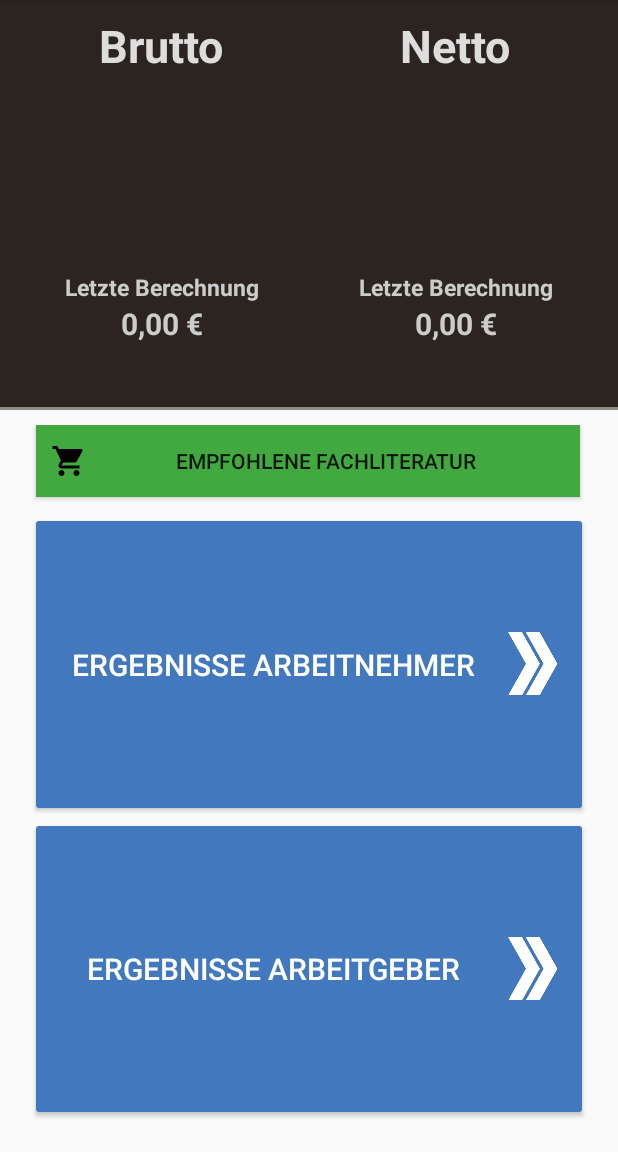
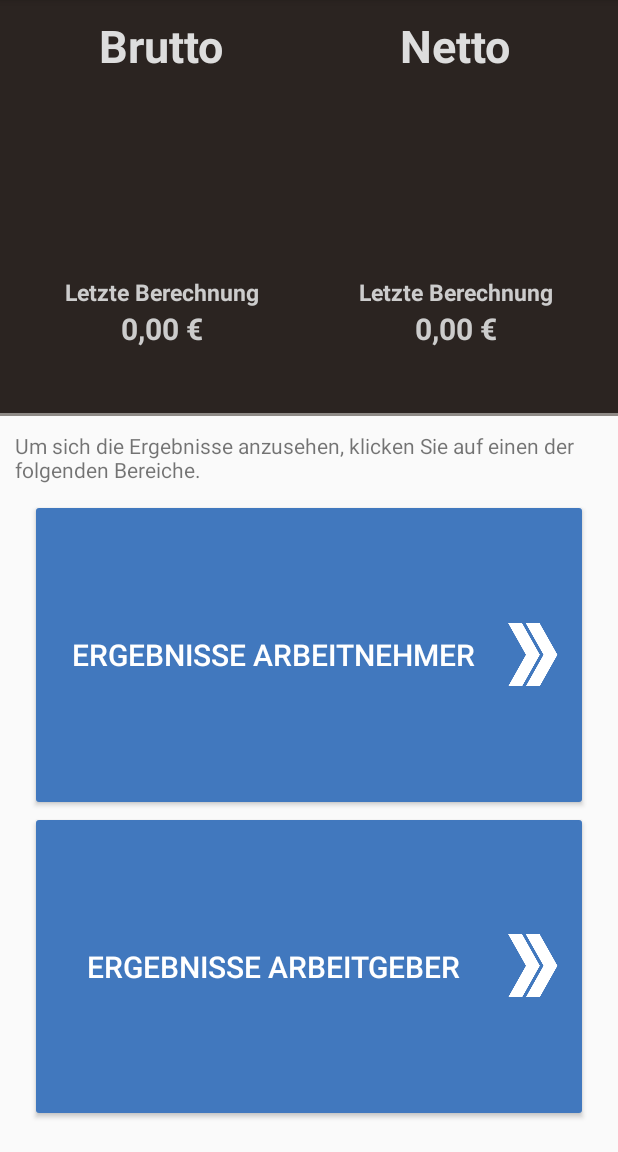
Before and after one commit to robertlange81/Profilohn, an Android app: the ResultHomeFragment screen opened directly, with no data from a screen before it, on a phone screen of 412 x 824 dp, the part 84-1236 px from its top. Run offline under Robolectric (Android 15) with nearby library versions, the phone set to English and light mode, and no system bars; network calls fail; 24 statements that could not run were skipped.

Commit message:
Revert "Beginne Implementierung Werbung - Problem Androidx"
This reverts commit 6e191e02856b8ded73c86f783508d0cdf97589d6.

```diff
--- a/app/build.gradle
+++ b/app/build.gradle
@@ -28,5 +28,4 @@ dependencies {
     implementation  'com.android.support:support-v4:26.0.2'
     implementation  'com.squareup.retrofit2:retrofit:2.0.0-beta4'
     implementation  'com.squareup.retrofit2:converter-gson:2.0.0-beta4'
-    implementation 'com.google.android.gms:play-services-ads:18.3.0'
 }
--- a/app/src/main/AndroidManifest.xml
+++ b/app/src/main/AndroidManifest.xml
@@ -11,10 +11,6 @@
         android:label="@string/app_name"
         android:supportsRtl="true"
         android:theme="@style/AppTheme">
-        <!-- Sample AdMob App ID: ca-app-pub-3940256099942544~3347511713 -->
-        <meta-data
-            android:name="com.google.android.gms.ads.APPLICATION_ID"
-            android:value="ca-app-pub-4833378974569102~2271795536"/>
         <activity
             android:screenOrientation="portrait"
             android:windowSoftInputMode="adjustPan"
--- a/app/src/main/java/com/profilohn/Fragments/ResultHomeFragment.java
+++ b/app/src/main/java/com/profilohn/Fragments/ResultHomeFragment.java
@@ -1,8 +1,6 @@
 package com.profilohn.Fragments;
 
-import android.content.Intent;
 import android.graphics.Color;
-import android.net.Uri;
 import android.os.Bundle;
 import android.os.Handler;
 import android.support.v4.app.Fragment;
@@ -142,7 +140,7 @@ public class ResultHomeFragment extends Fragment
 
     private void _initListener(View view)
     {
-        // Arbeitnehmer-Daten laden
+        // listen on the button clicks
         AppCompatButton btnEmployee = (AppCompatButton) view.findViewById(R.id.result_intro_btn_employee);
         if(btnEmployee != null) {
             btnEmployee.setOnClickListener(new View.OnClickListener() {
@@ -162,7 +160,7 @@ public class ResultHomeFragment extends Fragment
             });
         }
 
-        // Arbeitgeber-Daten laden
+
         AppCompatButton btnEmployer = (AppCompatButton) view.findViewById(R.id.result_intro_btn_employer);
         if(btnEmployer != null) {
             btnEmployer.setOnClickListener(new View.OnClickListener() {
@@ -181,22 +179,6 @@ public class ResultHomeFragment extends Fragment
                 }
             });
         }
-
-        // Amazon-Link
-        AppCompatButton btnAmazonAd = (AppCompatButton) view.findViewById(R.id.result_amazon_ads_btn);
-        if(btnAmazonAd != null) {
-            btnAmazonAd.setOnClickListener(new View.OnClickListener() {
-                String urlOfItemOnAmazonSite = "https://www.amazon.de/gp/product/B07L1167KG/ref=as_li_tl?ie=UTF8&camp=1638&creative=6742&creativeASIN=B07L1167KG&linkCode=as2&tag=robroyrich-21&linkId=37d32e0aa58fbb9fcc50564ff25695e9";
-                @Override
-                public void onClick(View view) {
-                    Intent intent = new Intent();
-                    intent.setAction(Intent.ACTION_VIEW);
-                    intent.addCategory(Intent.CATEGORY_BROWSABLE);
-                    intent.setData(Uri.parse(urlOfItemOnAmazonSite));
-                    startActivity(intent);
-                }
-            });
-        }
     }
 
     public void setUserVisibleHint(boolean v)
--- a/app/src/main/java/com/profilohn/Models/AppRater.java
+++ b/app/src/main/java/com/profilohn/Models/AppRater.java
@@ -6,9 +6,7 @@ import android.content.Context;
 import android.content.Intent;
 import android.content.SharedPreferences;
 import android.net.Uri;
-import android.support.v4.content.ContextCompat;
 import android.view.View;
-import android.view.Window;
 import android.widget.Button;
 import android.widget.LinearLayout;
 import android.widget.TextView;
@@ -52,7 +50,7 @@ public class AppRater {
 
   public static void showRateDialog(final Context mContext, final SharedPreferences.Editor editor, final String APP_PNAME, final String APP_TITLE) {
     final Dialog dialog = new Dialog(mContext);
-    dialog.requestWindowFeature(Window.FEATURE_NO_TITLE);
+    dialog.setTitle(mContext.getResources().getString(R.string.Rate_App));
 
     LinearLayout ll = new LinearLayout(mContext);
     ll.setOrientation(LinearLayout.VERTICAL);
@@ -75,7 +73,6 @@ public class AppRater {
         dialog.dismiss();
       }
     });
-    b1.setBackgroundColor(ContextCompat.getColor(mContext, R.color.colorTitle));
     ll.addView(b1);
 
     Button b2 = new Button(mContext);
--- a/app/src/main/res/drawable/ic_shopping_cart_black_24dp.xml
+++ /dev/null
@@ -1,9 +0,0 @@
-<vector xmlns:android="http://schemas.android.com/apk/res/android"
-        android:width="24dp"
-        android:height="24dp"
-        android:viewportWidth="24.0"
-        android:viewportHeight="24.0">
-    <path
-        android:fillColor="#FF000000"
-        android:pathData="M7,18c-1.1,0 -1.99,0.9 -1.99,2S5.9,22 7,22s2,-0.9 2,-2 -0.9,-2 -2,-2zM1,2v2h2l3.6,7.59 -1.35,2.45c-0.16,0.28 -0.25,0.61 -0.25,0.96 0,1.1 0.9,2 2,2h12v-2L7.42,15c-0.14,0 -0.25,-0.11 -0.25,-0.25l0.03,-0.12 0.9,-1.63h7.45c0.75,0 1.41,-0.41 1.75,-1.03l3.58,-6.49c0.08,-0.14 0.12,-0.31 0.12,-0.48 0,-0.55 -0.45,-1 -1,-1L5.21,4l-0.94,-2L1,2zM17,18c-1.1,0 -1.99,0.9 -1.99,2s0.89,2 1.99,2 2,-0.9 2,-2 -0.9,-2 -2,-2z"/>
-</vector>
--- a/app/src/main/res/layout-xlarge/result.xml
+++ b/app/src/main/res/layout-xlarge/result.xml
@@ -45,13 +45,4 @@
 
     </LinearLayout>
 
-    <android.support.v7.widget.AppCompatButton
-        android:id="@+id/result_amazon_ads_btn"
-        android:layout_width="match_parent"
-        android:layout_height="wrap_content"
-        android:padding="@dimen/activity_default_margin"
-        android:background="@color/colorTitle"
-        android:drawableLeft="@drawable/ic_shopping_cart_black_24dp"
-        android:drawableStart="@drawable/ic_shopping_cart_black_24dp"
-        android:text="@string/result_add_text_long" />
 </LinearLayout>
--- a/app/src/main/res/layout/fragment_compare_intro.xml
+++ b/app/src/main/res/layout/fragment_compare_intro.xml
@@ -168,18 +168,10 @@
         android:layout_height="wrap_content"
         android:layout_weight="0.7">
 
-        <android.support.v7.widget.AppCompatButton
-            android:id="@+id/result_amazon_ads_btn"
+        <TextView
+            android:text="@string/result_intro_intro"
             android:layout_width="match_parent"
-            android:layout_marginStart="14dp"
-            android:layout_marginLeft="14dp"
-            android:layout_marginEnd="15dp"
-            android:layout_marginRight="15dp"
-            android:layout_height="wrap_content"
-            android:padding="@dimen/activity_default_margin"
-            android:background="@color/colorTitle"
-            android:drawableLeft="@drawable/ic_shopping_cart_black_24dp"
-            android:text="@string/result_add_text" />
+            android:layout_height="wrap_content" />
 
         <LinearLayout
             android:orientation="vertical"
--- a/app/src/main/res/values/strings.xml
+++ b/app/src/main/res/values/strings.xml
@@ -12,7 +12,7 @@
     <string name="_0_00">0.00€</string>
     <string name="sie_bezahlen">Arbeitgeber-Kosten</string>
     <string name="Rate_App">App bewerten</string>
-    <string name="textRate">Lieber Nutzer. Eine App die nicht bewertet wird, wird nicht gekauft.\n\nEine App die nicht gekauft wird, wird nicht aktualisiert und eingestellt.\n\nBitte nehmen Sie sich 10 Sekunden Zeit zur Bewertung. Vielen Dank!</string>
+    <string name="textRate">Eine App die nicht bewertet wird, wird nicht gekauft.\nEine App nicht gekauft wird, wird nicht supportet und eingestellt.\n\nBitte nehmen Sie sich 10 Sekunden Zeit zur Bewertung.Vielen Dank!</string>
     <string name="Remind_me_later">Später erinnern</string>
     <string name="No_thanks">No, thanks</string>
 </resources>
--- a/app/src/main/res/values/strings_result_intro.xml
+++ b/app/src/main/res/values/strings_result_intro.xml
@@ -4,8 +4,7 @@
     <string name="result_intro_title">Zusammenfassung</string>
     <string name="result_intro_success">Das Brutto-/Nettogehalt wurde erfolgreich berechnet.</string>
 
-    <string name="result_add_text">empfohlene Fachliteratur</string>
-    <string name="result_add_text_long">empfohlene Fachliteratur zum Nachvollziehen der Berechnung</string>
+    <string name="result_intro_intro">Um sich die Ergebnisse anzusehen, klicken Sie auf einen der folgenden Bereiche.</string>
     <string name="result_intro_btn_employee">Ergebnisse Arbeitnehmer</string>
     <string name="result_intro_btn_employee_desc">Brutto, Netto, Steuern &amp; Sozialabgaben</string>
     <string name="result_intro_btn_employer">Ergebnisse Arbeitgeber</string>
--- a/build.gradle
+++ b/build.gradle
@@ -4,7 +4,7 @@ buildscript {
         google()
     }
     dependencies {
-        classpath 'com.android.tools.build:gradle:3.5.2'
+        classpath 'com.android.tools.build:gradle:3.2.1'
     }
 }
 
```
Also changed, not shown: app/src/main/java/com/profilohn/Activities/HelloActivity.java (+0 -31 lines), app/src/main/java/com/profilohn/Activities/InputActivity.java (+4 -17 lines), app/src/main/res/layout/content_hello.xml (+0 -11 lines), app/src/main/res/layout/fragment_result_intro.xml (+2 -10 lines), app/src/main/res/layout-xlarge/fragment_compare_intro.xml (line endings or trailing spaces), gradle/wrapper/gradle-wrapper.properties, 2 other files.
